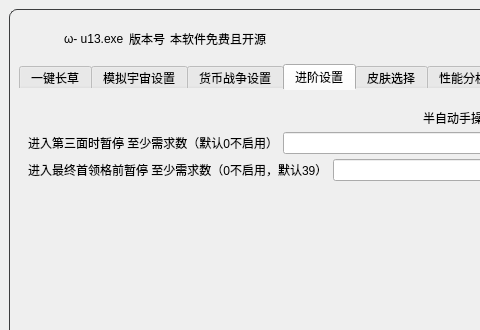
This is resource/ui/UI.ui in qlx3264/Simulated_Scepter as Qt 5 draws it before an edit; both pictures show x 0 to 480 and y 0 to 330 of the 930 by 760 pixel window. The edited form follows.
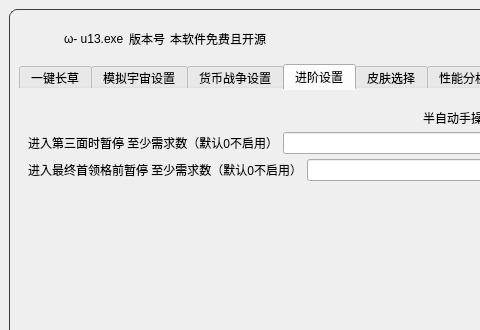
This is the edited form. The open tabs and pages were chosen to show the change. Icons and pictures are not drawn.

Commit message: 更改ui描述（默认0）

Diff of the .ui file:
```diff
--- a/resource/ui/UI.ui
+++ b/resource/ui/UI.ui
@@ -1658,7 +1658,7 @@
                  <item>
                   <widget class="QLabel" name="label_boss_before_pause">
                    <property name="text">
-                    <string>进入最终首领格前暂停 至少需求数（0不启用，默认39）</string>
+                    <string>进入最终首领格前暂停 至少需求数（默认0不启用）</string>
                    </property>
                   </widget>
                  </item>
```
